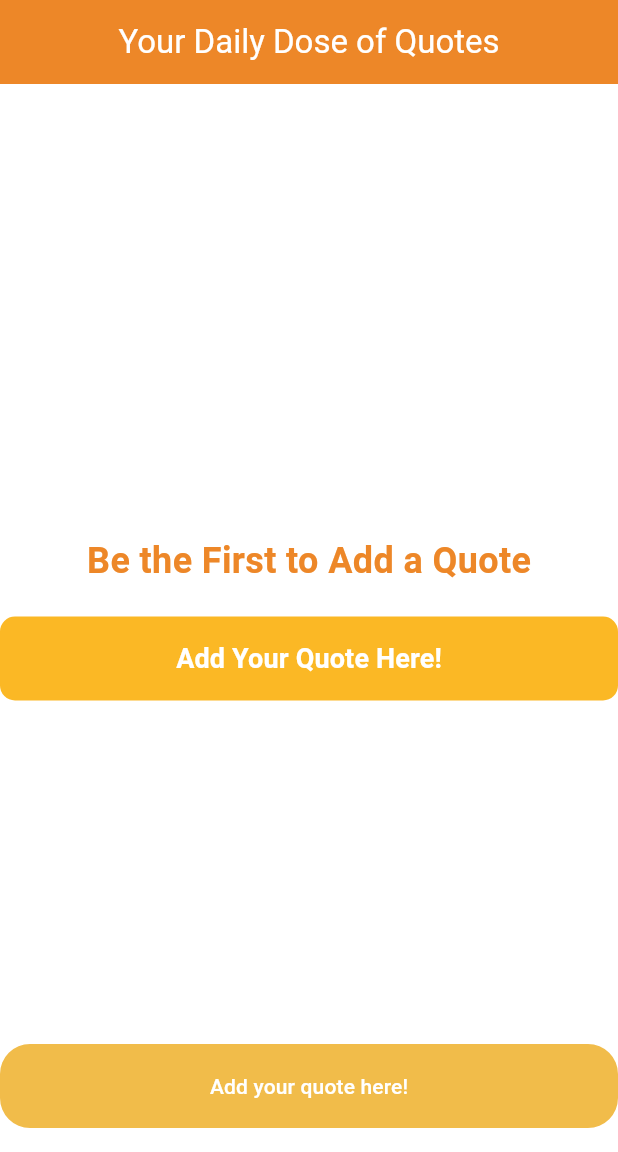
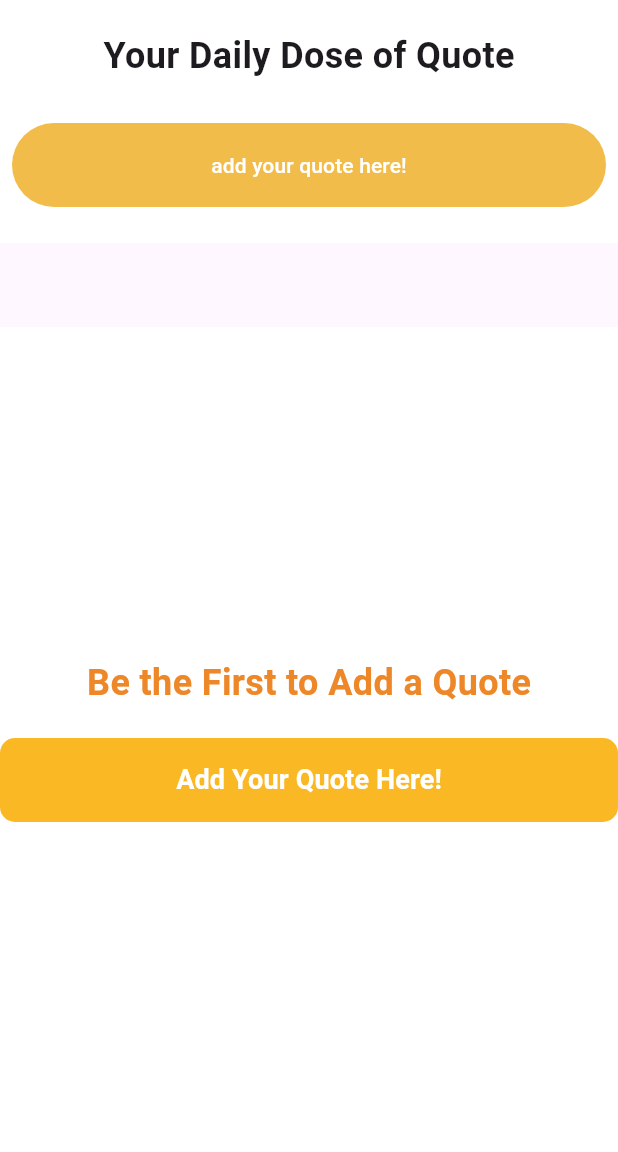
Before and after one commit to mutualibri/mutualibri, a Flutter app: the QuotePage screen opened directly, on a phone screen of 412 x 824 dp, the part 84-1236 px from its top. Run offline on Flutter 3.47's test engine with Material 3 defaults, Android fonts, the phone set to English and light mode, and no system bars; our stand-ins replace flutter_svg; missing offline and left inert: pbp_django_auth.

Commit message:
quote 90%

```diff
--- a/lib/models/quotes_model.dart
+++ b/lib/models/quotes_model.dart
@@ -36,23 +36,27 @@ class Quote {
 
 class Fields {
   int user;
+  String username;
   String bookName;
   String quotes;
 
   Fields({
     required this.user,
+    required this.username,
     required this.bookName,
     required this.quotes,
   });
 
   factory Fields.fromJson(Map<String, dynamic> json) => Fields(
         user: json["user"],
+        username: json["username"],
         bookName: json["book_name"],
         quotes: json["quotes"],
       );
 
   Map<String, dynamic> toJson() => {
         "user": user,
+        "username": username,
         "book_name": bookName,
         "quotes": quotes,
       };
--- a/lib/screens/quotes/quote_null.dart
+++ b/lib/screens/quotes/quote_null.dart
@@ -5,18 +5,7 @@ class QuoteNull extends StatelessWidget {
   @override
   Widget build(BuildContext context) {
     return Scaffold(
-      appBar: AppBar(
-        title: Center(
-          child: Padding(
-            padding: const EdgeInsets.symmetric(horizontal: 16.0),
-            child: Text(
-              'Your Daily Dose of Quotes',
-              style: TextStyle(color: Colors.white),
-            ),
-          ),
-        ),
-        backgroundColor: Color(0xFFED8728), // Gunakan warna dari color palette
-      ),
+      appBar: AppBar(),
       body: Center(
         child: Column(
           mainAxisAlignment: MainAxisAlignment.center,
--- a/lib/screens/quotes/quote_template.dart
+++ b/lib/screens/quotes/quote_template.dart
@@ -42,7 +42,46 @@ class _QuotePageState extends State<QuotePage> {
           backgroundColor: Color.fromARGB(255, 251, 207, 103),
           foregroundColor: Colors.white,
         ),
-      body: FutureBuilder(
+        body: Column(children: [
+          Container(
+            padding: const EdgeInsets.all(20.0),
+            child: Text(
+              "Your Daily Dose of Quote",
+              style: TextStyle(
+                fontSize: 24.0,
+                fontWeight: FontWeight.bold,
+              ),
+            ),
+          ),
+          Container(
+            margin: const EdgeInsets.only(bottom: 16),
+            child: Align(
+              alignment: Alignment.bottomCenter,
+              child: Padding(
+                padding: const EdgeInsets.all(8.0),
+                child: ElevatedButton(
+                  style: ButtonStyle(
+                    backgroundColor: MaterialStateProperty.all(
+                        Color.fromARGB(255, 241, 188, 74)),
+                  ),
+                  onPressed: () async {
+                    Navigator.push(
+                      context,
+                      MaterialPageRoute(
+                        builder: (context) => QuoteForm(),
+                      ),
+                    );
+                  },
+                  child: const Text(
+                    "add your quote here!",
+                    style: TextStyle(color: Colors.white),
+                  ),
+                ),
+              ),
+            ),
+          ),
+          Expanded(
+            child: FutureBuilder(
                 future: fetchQuote(),
                 builder: (context, AsyncSnapshot snapshot) {
                   if (snapshot.data == null) {
@@ -67,8 +106,10 @@ class _QuotePageState extends State<QuotePage> {
                                       ),
                                     ),
                                     child: Column(
-                                mainAxisAlignment: MainAxisAlignment.start,
-                                crossAxisAlignment: CrossAxisAlignment.start,
+                                      mainAxisAlignment:
+                                          MainAxisAlignment.start,
+                                      crossAxisAlignment:
+                                          CrossAxisAlignment.start,
                                       children: [
                                         Center(
                                           child: Text(
@@ -79,15 +120,23 @@ class _QuotePageState extends State<QuotePage> {
                                             ),
                                           ),
                                         ),
-                                  const SizedBox(height: 10),
-                                  Text(
+                                        Container(
+                                          height: 1,
+                                          color: Colors.black,
+                                          margin: const EdgeInsets.symmetric(
+                                              vertical: 8),
+                                        ),
+                                        Center(
+                                          child: Text(
                                               "${snapshot.data![index].fields.quotes}"),
+                                        ),
                                         const SizedBox(height: 10),
                                         Row(
-                                    mainAxisAlignment: MainAxisAlignment.end,
+                                          mainAxisAlignment:
+                                              MainAxisAlignment.end,
                                           children: [
                                             Text(
-                                          "@${snapshot.data![index].fields.user}"),
+                                                "@${snapshot.data![index].fields.username}"),
                                             // Tambahkan widget lain di sini jika diperlukan
                                           ],
                                         ),
@@ -97,46 +146,7 @@ class _QuotePageState extends State<QuotePage> {
                     }
                   }
                 }),
-      floatingActionButton: ElevatedButton(
-        onPressed: () async {
-          Navigator.push(
-            context,
-            MaterialPageRoute(
-              builder: (context) => QuoteForm(),
-            ),
-          );
-        },
-        style: ElevatedButton.styleFrom(
-          shape: RoundedRectangleBorder(
-            borderRadius: BorderRadius.circular(20.0),
-          ),
-          backgroundColor: Color.fromARGB(255, 241, 188, 74),
-        ),
-        child: Text("Add your quote here!"),
-      ),
-      floatingActionButtonLocation: FloatingActionButtonLocation.centerFloat,
-      // floatingActionButton: Align(
-      //   alignment: Alignment.bottomCenter,
-      //   child: Padding(
-      //     padding: const EdgeInsets.all(8.0),
-      //     child: ElevatedButton(
-      //       style: ButtonStyle(
-      //         backgroundColor:
-      //             MaterialStateProperty.all(Color.fromARGB(255, 251, 207, 103)),
-      //       ),
-      //       onPressed: () async {
-      //         Navigator.push(
-      //           context,
-      //           MaterialPageRoute(builder: (context) => QuoteForm()),
-      //         );
-      //       },
-      //       child: const Text(
-      //         "Save",
-      //         style: TextStyle(color: Colors.white),
-      //       ),
-      //     ),
-      //   ),
-      // ),
-    );
+          )
+        ]));
   }
 }
--- a/lib/widgets/catalog.dart
+++ b/lib/widgets/catalog.dart
@@ -48,7 +48,10 @@ class _CatalogTemplateState extends State<CatalogTemplate> {
   Widget build(BuildContext context) {
     return Scaffold(
       appBar: AppBar(
-        title: const Text('Catalog'),
+        title: const Center(
+          child: Text('Catalog'),
+        ),
+        backgroundColor: Color.fromARGB(255, 251, 207, 103),
       ),
       body: FutureBuilder(
         future: fetchProduct(),
```
Also changed, not shown: lib/screens/quotes/quote_form.dart (+23 -11 lines), lib/screens/quotes/quote_list.dart (+10 -14 lines). Lines whose indentation alone changed are shown as unchanged.
